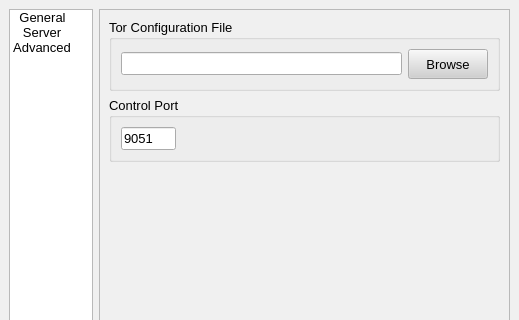
Before: the Qt Designer form src/gui/configdialog/configdialog.ui in a-ilin/vidalia, drawn with Qt 5; both pictures show x 0 to 519 and y 0 to 320 of the 519 by 487 pixel window.
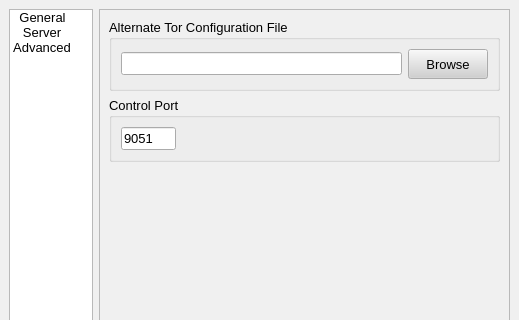
After: the same form once the commit is applied. The open tabs and pages were chosen to show the change. Icons and pictures are not drawn.

Commit message:
Make the alternate torrc stuff work.
svn:r309

Patch:
```diff
--- a/src/gui/configdialog/configdialog.ui
+++ b/src/gui/configdialog/configdialog.ui
@@ -1565,7 +1565,7 @@
             <enum>Qt::NoContextMenu</enum>
            </property>
            <property name="title" >
-            <string>Tor Configuration File</string>
+            <string>Alternate Tor Configuration File</string>
            </property>
            <layout class="QVBoxLayout" >
             <property name="margin" >
```
Left out of the diff: 2 changed lines with no effect on the pictures. The commit also changes 1 other file.
